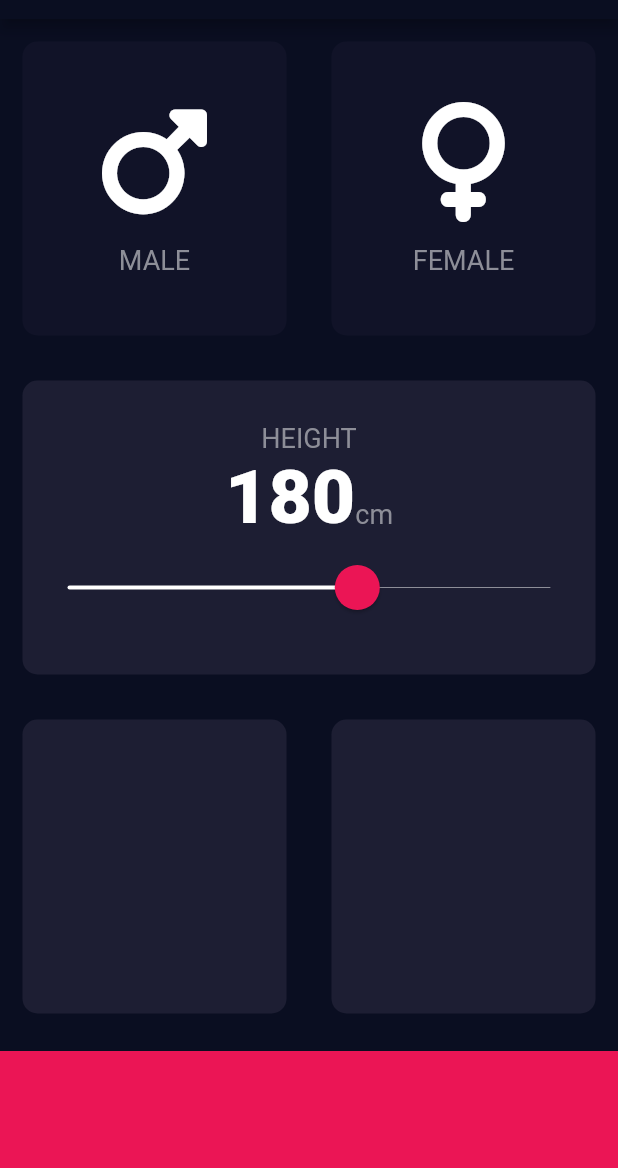
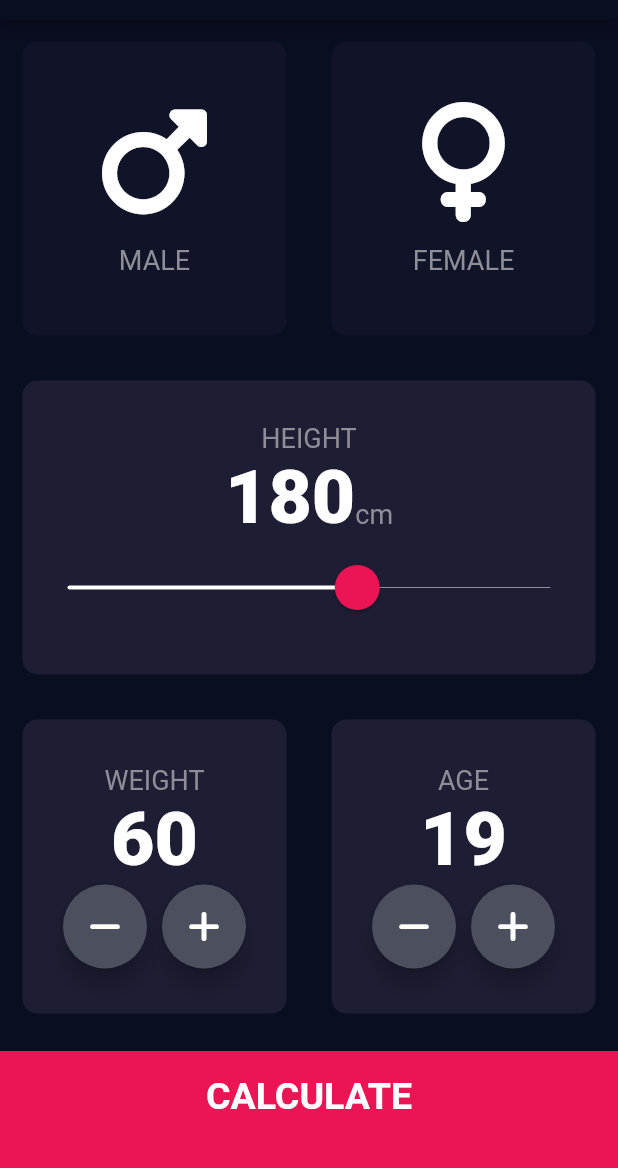
Before and after one commit to vedantkingh/bmi_calculator, a Flutter app: the screen it shows after launch, on a phone screen of 412 x 824 dp, the part 65-1233 px from its top. Run offline on Flutter 3.47's test engine with Material 2 defaults, Android fonts, the phone set to English and light mode, and no system bars; our stand-ins replace font_awesome_flutter.

Commit message:
UI Updated

```diff
--- a/lib/constants.dart
+++ b/lib/constants.dart
@@ -9,3 +9,9 @@ const TextStyle kLabelTextStyle =
 
 const TextStyle kNumberLabelTextStyle =
     TextStyle(fontSize: 50.0, fontWeight: FontWeight.w900);
+
+const TextStyle kResultTextStyle = TextStyle(
+    color: Color(0xFF24D876), fontSize: 22.0, fontWeight: FontWeight.bold);
+
+const TextStyle kBMITextStyle =
+    TextStyle(fontSize: 100.0, fontWeight: FontWeight.bold);
--- a/lib/input_page.dart
+++ b/lib/input_page.dart
@@ -1,3 +1,4 @@
+import 'package:bmi_calculator/results_page.dart';
 import 'package:bmi_calculator/reusable_card.dart';
 import 'package:flutter/material.dart';
 import 'package:font_awesome_flutter/font_awesome_flutter.dart';
@@ -14,6 +15,8 @@ class InputPage extends StatefulWidget {
 class _InputPageState extends State<InputPage> {
   Gender? selectedGender;
   int height = 180;
+  int weight = 60;
+  int age = 19;
 
   @override
   Widget build(BuildContext context) {
@@ -116,23 +119,129 @@ class _InputPageState extends State<InputPage> {
                   child: ReusableCard(
                     colour: kActiveCardColor,
                     onPress: () {},
+                    cardChild: Column(
+                      mainAxisAlignment: MainAxisAlignment.center,
+                      children: [
+                        Text(
+                          'WEIGHT',
+                          style: kLabelTextStyle,
+                        ),
+                        Text(
+                          weight.toString(),
+                          style: kNumberLabelTextStyle,
+                        ),
+                        Row(
+                          mainAxisAlignment: MainAxisAlignment.center,
+                          children: [
+                            RoundIconButton(
+                              iconData: FontAwesomeIcons.minus,
+                              onPress: () {
+                                setState(() {
+                                  weight--;
+                                });
+                              },
+                            ),
+                            SizedBox(
+                              width: 10.0,
+                            ),
+                            RoundIconButton(
+                              iconData: FontAwesomeIcons.plus,
+                              onPress: () {
+                                setState(() {
+                                  weight++;
+                                });
+                              },
+                            ),
+                          ],
+                        )
+                      ],
+                    ),
                   ),
                 ),
                 Expanded(
                   child: ReusableCard(
                     colour: kActiveCardColor,
                     onPress: () {},
+                    cardChild: Column(
+                      mainAxisAlignment: MainAxisAlignment.center,
+                      children: [
+                        Text(
+                          'AGE',
+                          style: kLabelTextStyle,
+                        ),
+                        Text(
+                          age.toString(),
+                          style: kNumberLabelTextStyle,
+                        ),
+                        Row(
+                          mainAxisAlignment: MainAxisAlignment.center,
+                          children: [
+                            RoundIconButton(
+                              iconData: FontAwesomeIcons.minus,
+                              onPress: () {
+                                setState(() {
+                                  age--;
+                                });
+                              },
+                            ),
+                            SizedBox(
+                              width: 10.0,
+                            ),
+                            RoundIconButton(
+                              iconData: FontAwesomeIcons.plus,
+                              onPress: () {
+                                setState(() {
+                                  age++;
+                                });
+                              },
+                            ),
+                          ],
+                        )
+                      ],
+                    ),
                   ),
                 ),
               ],
             )),
-            Container(
-              color: kBottomContainerColor,
-              margin: EdgeInsets.only(top: 10.0),
-              height: 80.0,
-              width: double.infinity,
+            GestureDetector(
+              onTap: () {
+                Navigator.push(context,
+                    MaterialPageRoute(builder: (context) => ResultsPage()));
+              },
+              child: Container(
+                child: Center(
+                  child: Text(
+                    'CALCULATE',
+                    style: kNumberLabelTextStyle.copyWith(
+                        fontSize: 25.0, fontWeight: FontWeight.bold),
+                  ),
+                ),
+                color: kBottomContainerColor,
+                padding: EdgeInsets.only(bottom: 20.0),
+                margin: EdgeInsets.only(top: 10.0),
+                height: 80.0,
+                width: double.infinity,
+              ),
             )
           ],
         ));
   }
 }
+
+class RoundIconButton extends StatelessWidget {
+  RoundIconButton({required this.iconData, required this.onPress});
+  final Function() onPress;
+  final IconData iconData;
+
+  @override
+  Widget build(BuildContext context) {
+    return RawMaterialButton(
+      onPressed: onPress,
+      child: Icon(iconData),
+      constraints: BoxConstraints.tightFor(height: 56.0, width: 56.0),
+      shape: CircleBorder(),
+      elevation: 6.0,
+      fillColor: Color(0xFF4C4F5E),
+    );
+  }
+}
--- a/lib/main.dart
+++ b/lib/main.dart
@@ -9,7 +9,8 @@ class BMICalculator extends StatelessWidget {
   Widget build(BuildContext context) {
     return MaterialApp(
       theme: ThemeData.dark().copyWith(
-        colorScheme: ColorScheme.fromSwatch().copyWith(primary: Color(0xFF0A0E21)),
+        colorScheme:
+            ColorScheme.fromSwatch().copyWith(primary: Color(0xFF0A0E21)),
         scaffoldBackgroundColor: Color(0xFF0A0E21),
       ),
       home: InputPage(),
```
Also changed, not shown: lib/results_page.dart (added, +56 -0 lines).
